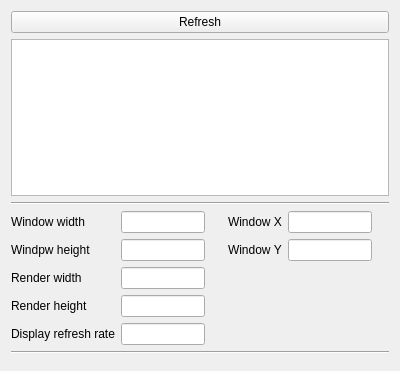
First picture: the form in Panes/screens_pane.ui, repository JX5S/HadesVR_GUI_Tool, before the edit.
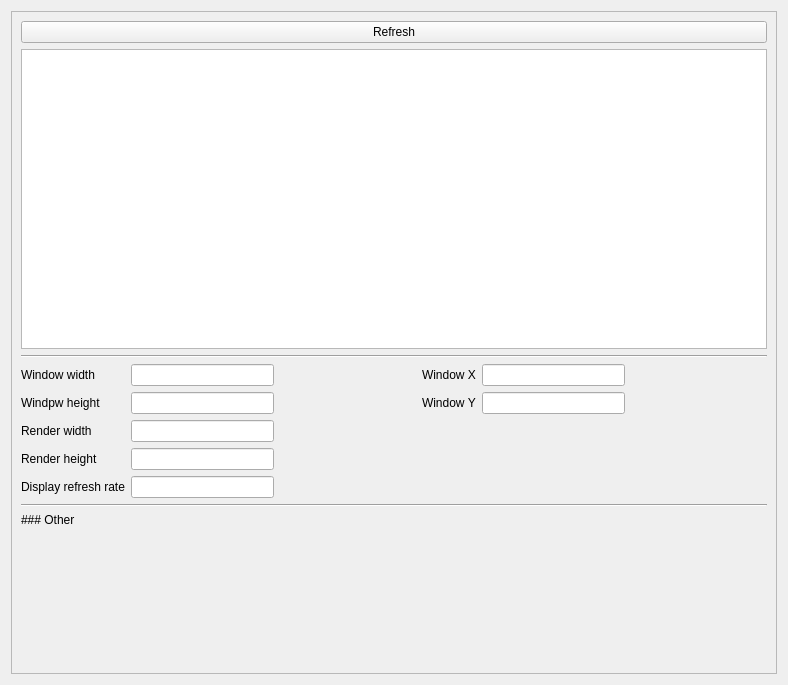
Second picture: the form after the edit.

Diff of the .ui file:
```diff
--- a/Panes/screens_pane.ui
+++ b/Panes/screens_pane.ui
@@ -6,8 +6,8 @@
    <rect>
     <x>0</x>
     <y>0</y>
-    <width>400</width>
-    <height>371</height>
+    <width>788</width>
+    <height>685</height>
    </rect>
   </property>
   <property name="windowTitle">
@@ -15,6 +15,21 @@
   </property>
   <layout class="QVBoxLayout" name="verticalLayout">
    <item>
+    <widget class="QScrollArea" name="scrollArea">
+     <property name="widgetResizable">
+      <bool>true</bool>
+     </property>
+     <widget class="QWidget" name="scrollAreaWidgetContents">
+      <property name="geometry">
+       <rect>
+        <x>0</x>
+        <y>0</y>
+        <width>764</width>
+        <height>661</height>
+       </rect>
+      </property>
+      <layout class="QVBoxLayout" name="verticalLayout_2">
+       <item>
     <widget class="QPushButton" name="refreshButton">
      <property name="text">
       <string>Refresh</string>
@@ -23,6 +38,12 @@
    </item>
    <item>
     <widget class="QGraphicsView" name="screensGraphicsView">
+         <property name="minimumSize">
+          <size>
+           <width>300</width>
+           <height>300</height>
+          </size>
+         </property>
      <property name="resizeAnchor">
       <enum>QGraphicsView::AnchorViewCenter</enum>
      </property>
@@ -173,6 +194,19 @@
      </property>
     </widget>
    </item>
+       <item>
+        <widget class="QLabel" name="label_8">
+         <property name="text">
+          <string>### Other</string>
+         </property>
+         <property name="textFormat">
+          <enum>Qt::MarkdownText</enum>
+         </property>
+        </widget>
+       </item>
+       <item>
+        <layout class="QGridLayout" name="gridLayout_auto"/>
+       </item>
    <item>
     <spacer name="verticalSpacer">
      <property name="orientation">
@@ -181,10 +215,14 @@
      <property name="sizeHint" stdset="0">
       <size>
        <width>20</width>
-       <height>40</height>
+           <height>57</height>
       </size>
      </property>
     </spacer>
+       </item>
+      </layout>
+     </widget>
+    </widget>
    </item>
   </layout>
  </widget>
```
Lines whose indentation alone changed are shown as unchanged.
